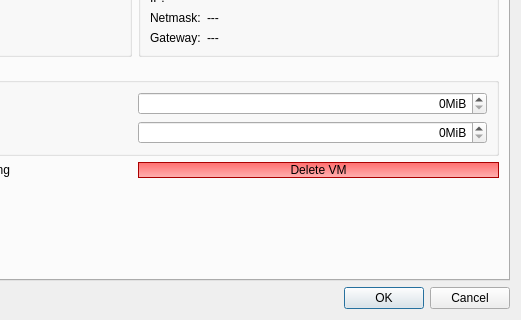
First picture: the form in ui/settingsdlg.ui, repository QubesOS/qubes-manager, before the edit; both pictures show x 252 to 773 and y 261 to 581 of the 773 by 581 pixel window.
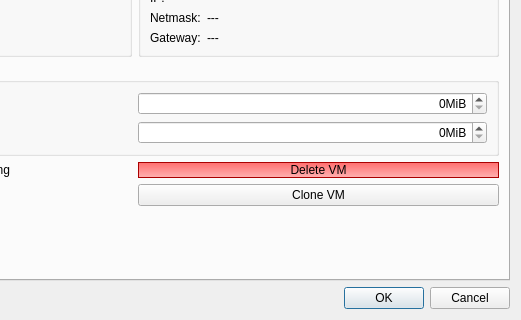
Second picture: the form after the edit. Icons and pictures are not drawn.

Commit message:
Added Clone VM button
Button added on the basic tab of VM Settings. Also some refactoring to
clean up the rename/clone/delete buttons.

```diff
--- a/ui/settingsdlg.ui
+++ b/ui/settingsdlg.ui
@@ -386,6 +386,13 @@
            </property>
           </widget>
          </item>
+         <item row="5" column="1">
+          <widget class="QPushButton" name="clone_vm_button">
+           <property name="text">
+            <string>Clone VM</string>
+           </property>
+          </widget>
+         </item>
         </layout>
        </widget>
        <widget class="QWidget" name="advanced_tab">
```
The commit also changes 1 other file.
